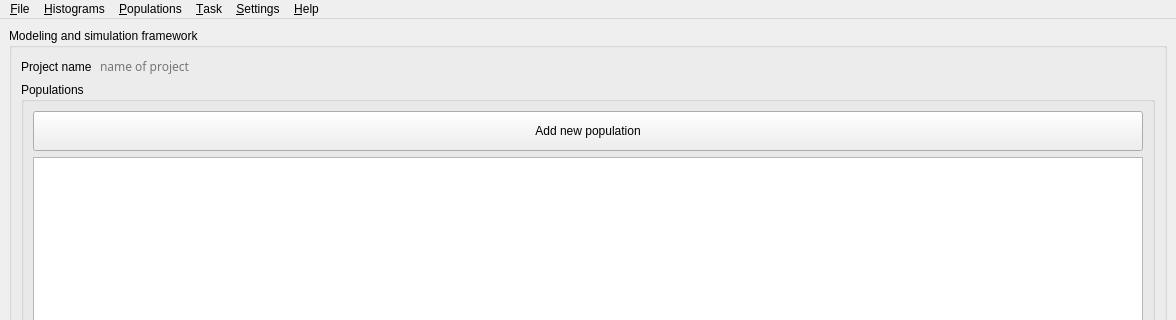
LeoneBacciu/ProCell, file gui/mainwindow.ui: the form before one commit; both pictures show x 0 to 1176 and y 0 to 320 of the 1176 by 977 pixel window.
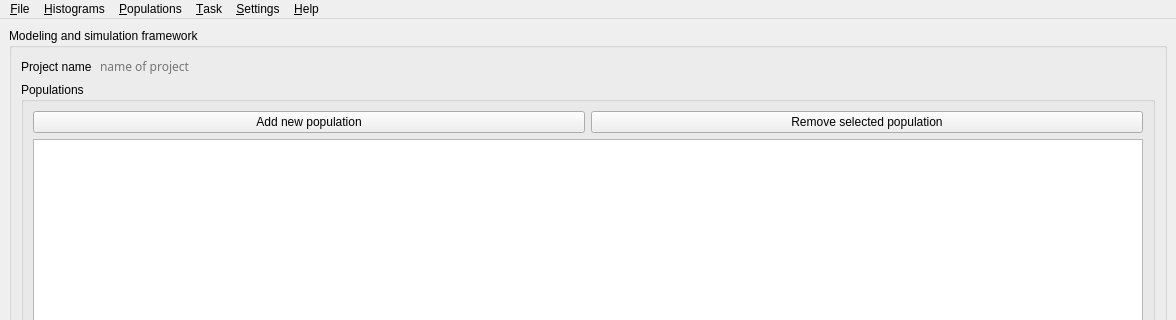
The form after the commit. Icons and pictures are not drawn.

Commit message: New button for population removal

```diff
--- a/gui/mainwindow.ui
+++ b/gui/mainwindow.ui
@@ -96,6 +96,8 @@
           <item>
            <layout class="QVBoxLayout" name="population_layout">
             <item>
+             <layout class="QHBoxLayout" name="populationsbuttonslayout">
+              <item>
              <widget class="QPushButton" name="addnewpopulation">
               <property name="sizePolicy">
                <sizepolicy hsizetype="Minimum" vsizetype="Fixed">
@@ -129,6 +131,19 @@
              </widget>
             </item>
             <item>
+               <widget class="QPushButton" name="remove_selected_population">
+                <property name="text">
+                 <string>Remove selected population</string>
+                </property>
+                <property name="icon">
+                 <iconset resource="resources.qrc">
+                  <normaloff>:/buttons/cancel.png</normaloff>:/buttons/cancel.png</iconset>
+                </property>
+               </widget>
+              </item>
+             </layout>
+            </item>
+            <item>
              <widget class="QTableView" name="populations_table">
               <property name="styleSheet">
                <string notr="true"/>
```
Left out of the diff: 21 changed lines with no effect on the pictures. Lines whose indentation alone changed are shown as unchanged. The commit also changes 1 other file.
